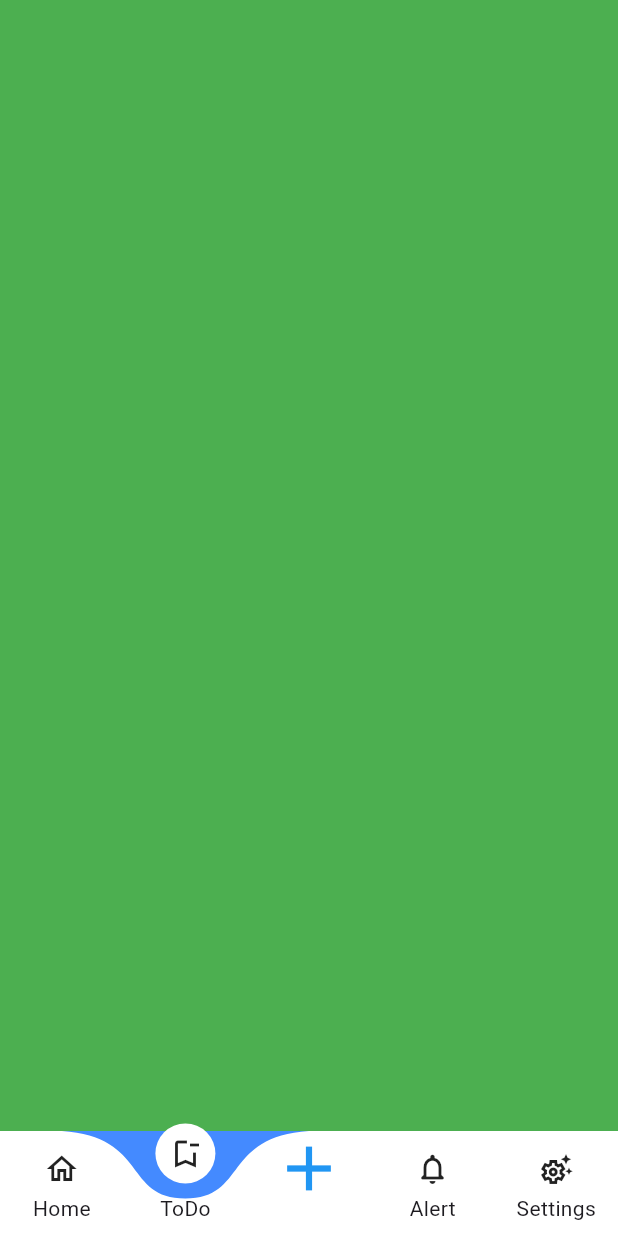
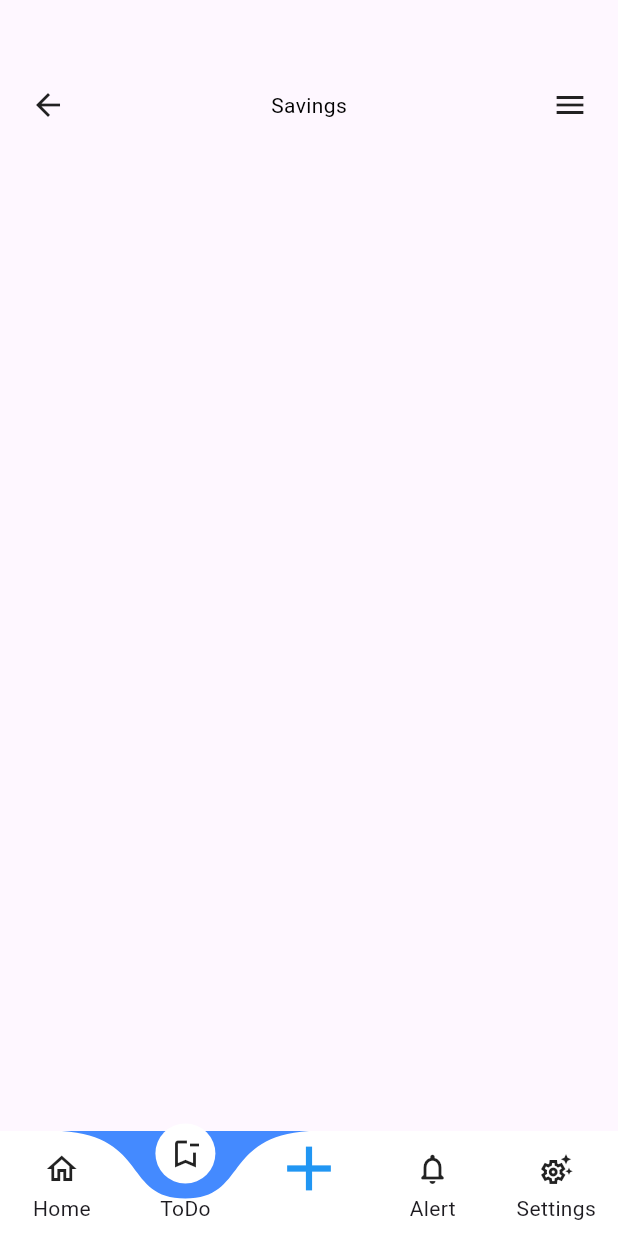
Before and after one commit to mr-luckey/expence_manager, a Flutter app: the screen it shows after launch, item 2 of the bottom bar chosen, on a phone screen of 412 x 824 dp. Run offline on Flutter 3.47's test engine with Material 3 defaults, Android fonts, the phone set to English and light mode, and no system bars; drawn by our look-alikes of curved_labeled_navigation_bar; our stand-ins replace get; missing offline and left inert: any_animated_button, calendar_timeline_sbk, tab_container.

Commit message:
saving screen on working

```diff
--- a/lib/Views/todo_screen.dart
+++ b/lib/Views/todo_screen.dart
@@ -1,3 +1,4 @@
+import 'package:expence_manager/widgets/Topbar.dart';
 import 'package:flutter/material.dart';
 
 class TodoScreen extends StatefulWidget {
@@ -11,7 +12,21 @@ class _TodoScreenState extends State<TodoScreen> {
   @override
   Widget build(BuildContext context) {
     return Scaffold(
-      backgroundColor: Colors.green,
+      body: Column(
+        children: [
+          SizedBox(
+            height: 20,
+          ),
+          Padding(
+            padding: const EdgeInsets.only(left: 20, right: 20, top: 20),
+            child: topbar(
+              title: 'Savings',
+              leading: Icon(Icons.arrow_back),
+              trailing: Icon(Icons.menu),
+            ),
+          ),
+        ],
+      ),
     );
   }
 }
--- a/lib/main.dart
+++ b/lib/main.dart
@@ -17,7 +17,7 @@ class MainApp extends StatelessWidget {
 
   @override
   Widget build(BuildContext context) {
-    return GetMaterialApp(
+    return const GetMaterialApp(
       debugShowCheckedModeBanner: false,
       home: Mainscreen(
         selectedIndex: 0,
--- a/lib/widgets/Topbar.dart
+++ b/lib/widgets/Topbar.dart
@@ -23,7 +23,7 @@ class topbar extends Container {
           leading,
           Text(
             title,
-            style: const TextStyle(color: Colors.white),
+            style: const TextStyle(color: Colors.black),
           ),
           trailing,
         ],
--- a/pubspec.yaml
+++ b/pubspec.yaml
@@ -14,6 +14,7 @@ dependencies:
     sdk: flutter
   get: ^4.6.6
   hive: ^2.2.3
+
   tab_container: ^3.5.3
 
 dev_dependencies:
```
Also changed, not shown: lib/Views/Home_screen.dart (+0 -17 lines), lib/widgets/goals_progress.dart (added, +38 -0 lines), lib/widgets/progress_bar/progress_Bar.dart (added, +136 -0 lines), lib/widgets/progress_bar/slider.dart (added, +36 -0 lines), lib/widgets/progress_bar/progress_Widget.dart (added).
